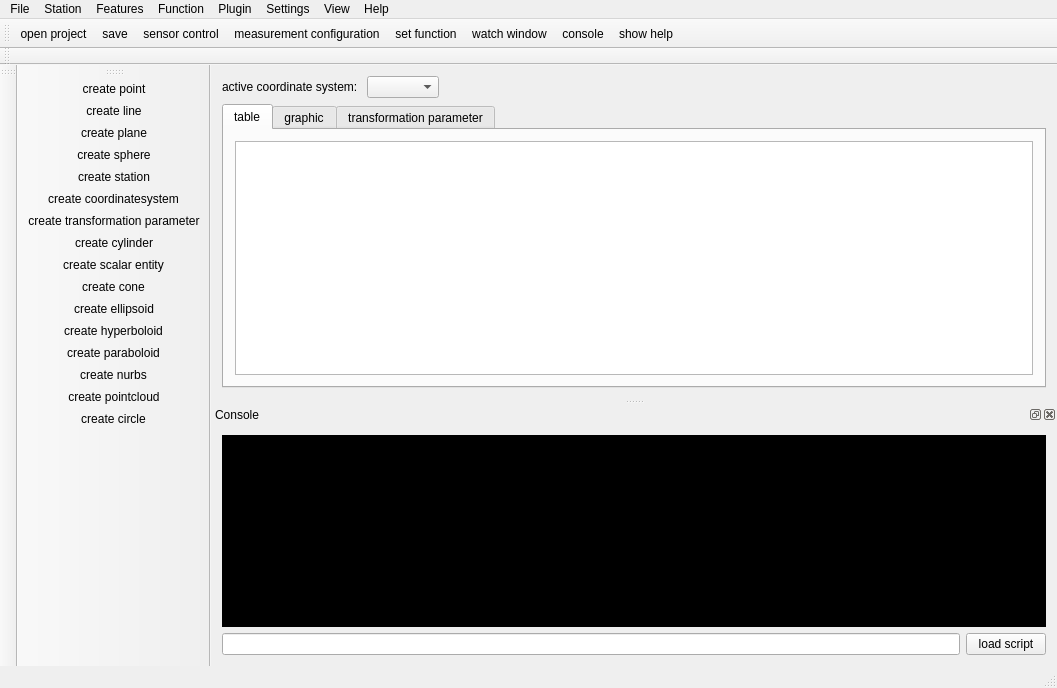
The window that ui/mainwindow.ui (OpenIndy/OpenIndy) describes before a commit, drawn with Qt 5.
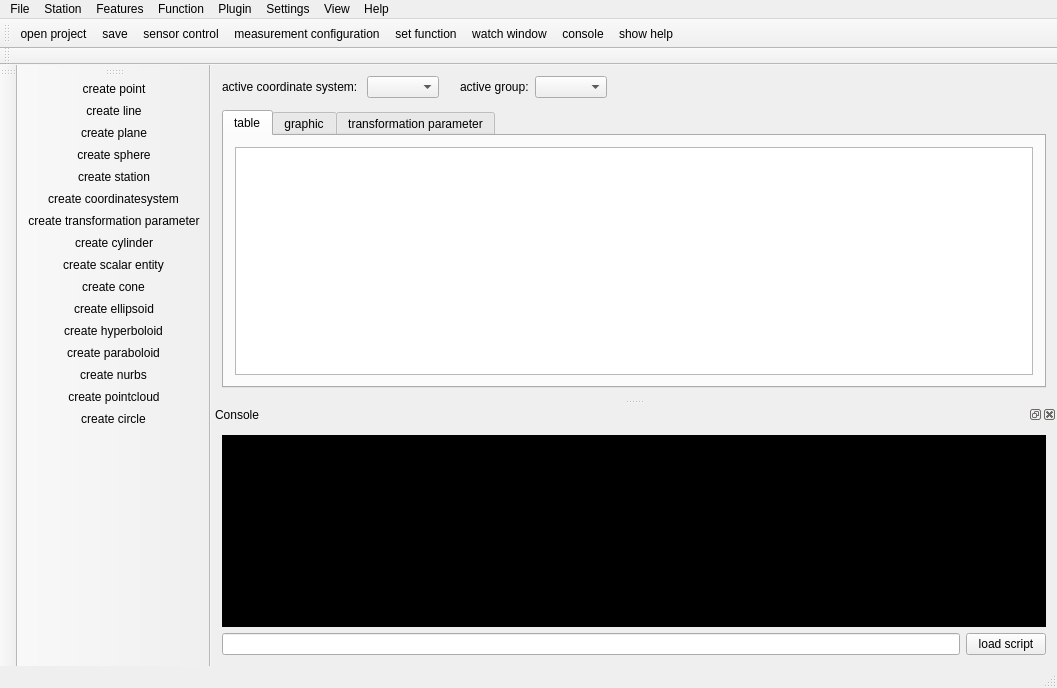
The same window after the commit. Icons and pictures are not drawn. Custom widgets are drawn as their Qt base class.

Commit message: filter features by group names #20

```diff
--- a/ui/mainwindow.ui
+++ b/ui/mainwindow.ui
@@ -48,6 +48,21 @@
    <layout class="QVBoxLayout" name="verticalLayout_2">
     <item>
      <layout class="QHBoxLayout" name="horizontalLayout_5">
+      <property name="spacing">
+       <number>6</number>
+      </property>
+      <property name="leftMargin">
+       <number>0</number>
+      </property>
+      <property name="topMargin">
+       <number>0</number>
+      </property>
+      <property name="rightMargin">
+       <number>0</number>
+      </property>
+      <property name="bottomMargin">
+       <number>6</number>
+      </property>
       <item>
        <widget class="QLabel" name="label_CoordSystem">
         <property name="text">
@@ -58,6 +73,42 @@
       <item>
        <widget class="QComboBox" name="comboBox_activeCoordSystem"/>
       </item>
+      <item>
+       <spacer name="horizontalSpacer_2">
+        <property name="orientation">
+         <enum>Qt::Horizontal</enum>
+        </property>
+        <property name="sizeType">
+         <enum>QSizePolicy::Minimum</enum>
+        </property>
+        <property name="sizeHint" stdset="0">
+         <size>
+          <width>15</width>
+          <height>20</height>
+         </size>
+        </property>
+       </spacer>
+      </item>
+      <item>
+       <widget class="QLabel" name="label_activeGroup">
+        <property name="sizePolicy">
+         <sizepolicy hsizetype="Minimum" vsizetype="Minimum">
+          <horstretch>0</horstretch>
+          <verstretch>0</verstretch>
+         </sizepolicy>
+        </property>
+        <property name="text">
+         <string>active group:</string>
+        </property>
+       </widget>
+      </item>
+      <item>
+       <widget class="QComboBox" name="comboBox_groups">
+        <property name="autoFillBackground">
+         <bool>true</bool>
+        </property>
+       </widget>
+      </item>
       <item>
        <spacer name="horizontalSpacer">
         <property name="orientation">
```
The commit also changes 4 other files.
